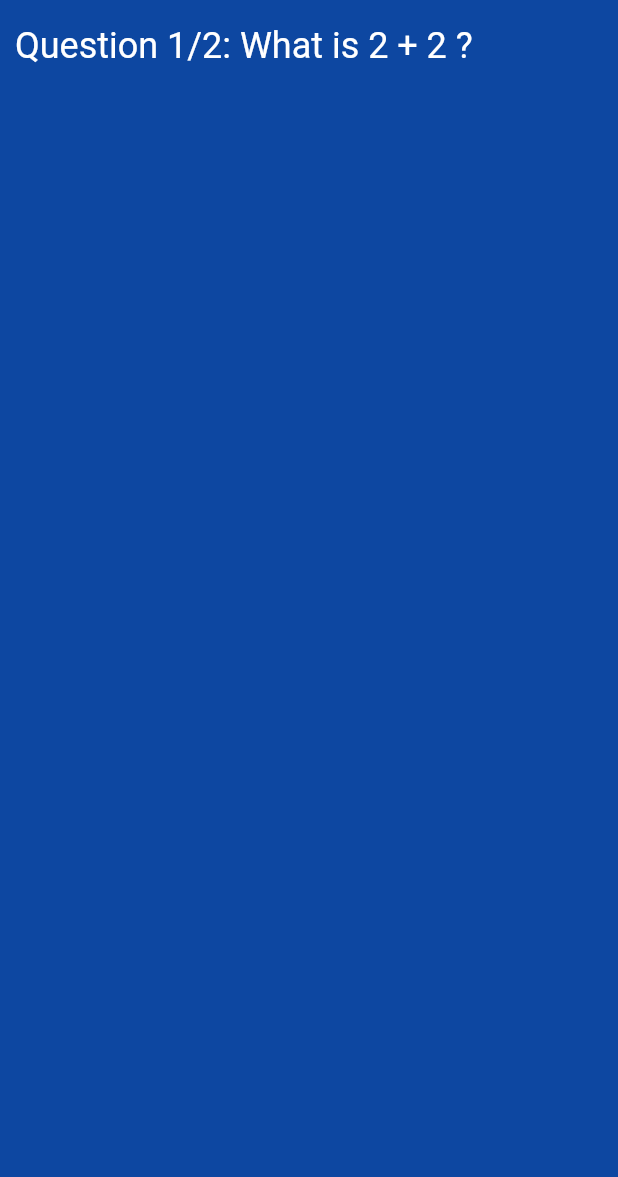
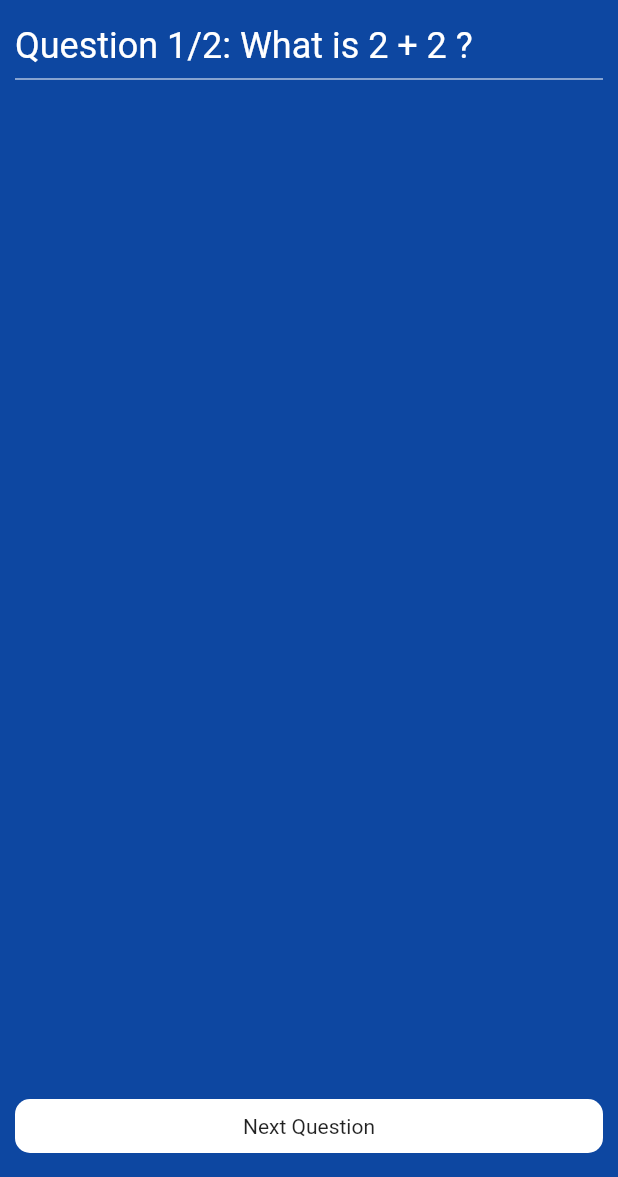
Before and after one commit to amirrulhaiqal98/quizapp, a Flutter app: the screen it shows after launch, on a phone screen of 412 x 824 dp, the part 59-1236 px from its top. Run offline on Flutter 3.47's test engine with Material 2 defaults, Android fonts, the phone set to English and light mode, and no system bars.

Commit message:
adding next question widget

```diff
--- a/lib/screens/home_screen.dart
+++ b/lib/screens/home_screen.dart
@@ -2,6 +2,7 @@ import 'package:flutter/material.dart';
 import '../constant.dart';
 import '../models/question_model.dart'; //our question model
 import '../widgets/question_widget.dart'; //question widget
+import '../widgets/next_button.dart';
 
 //create a homeScreen widget
 
@@ -27,6 +28,18 @@ class _HomeScreenState extends State<HomeScreen> {
   ];
   // //create index loop thought _questions
   int index = 0;
+
+  //create a function to  display the  next question
+  void nextQuestion() {
+    if (index == _question.length - 1) {
+      return;
+    } else {
+      setState(() {
+        index++; //when the index will change to 1. rebuild the app
+      });
+    }
+  }
+
   @override
   Widget build(BuildContext context) {
     //change background color
@@ -49,11 +62,20 @@ class _HomeScreenState extends State<HomeScreen> {
               totalQuestions: _question.length,
             ),
             const Divider(
-              color: neutral,
+              color: Colors.white,
             )
           ],
         ),
       ),
+
+      //use the floating action button
+      floatingActionButton: Padding(
+        padding: const EdgeInsets.symmetric(horizontal: 10.0),
+        child: NextButton(
+          nextQuestion: nextQuestion, //the above function
+        ),
+      ),
+      floatingActionButtonLocation: FloatingActionButtonLocation.centerFloat,
     );
   }
 }
--- /dev/null
+++ b/lib/widgets/next_button.dart
@@ -0,0 +1,23 @@
+import 'package:flutter/material.dart';
+
+class NextButton extends StatelessWidget {
+  const NextButton({Key? key, required this.nextQuestion}) : super(key: key);
+  final VoidCallback nextQuestion;
+
+  @override
+  Widget build(BuildContext context) {
+    return GestureDetector(
+      onTap: nextQuestion,
+      child: Container(
+        width: double.infinity,
+        decoration: BoxDecoration(
+            color: Colors.white, borderRadius: BorderRadius.circular(10.0)),
+        padding: const EdgeInsets.symmetric(vertical: 10.0),
+        child: const Text(
+          'Next Question',
+          textAlign: TextAlign.center,
+        ),
+      ),
+    );
+  }
+}
--- a/lib/widgets/question_widget.dart
+++ b/lib/widgets/question_widget.dart
@@ -1,5 +1,4 @@
 import 'package:flutter/material.dart';
-import '../constant.dart';
 
 class QuestionWidget extends StatelessWidget {
   const QuestionWidget(
```
